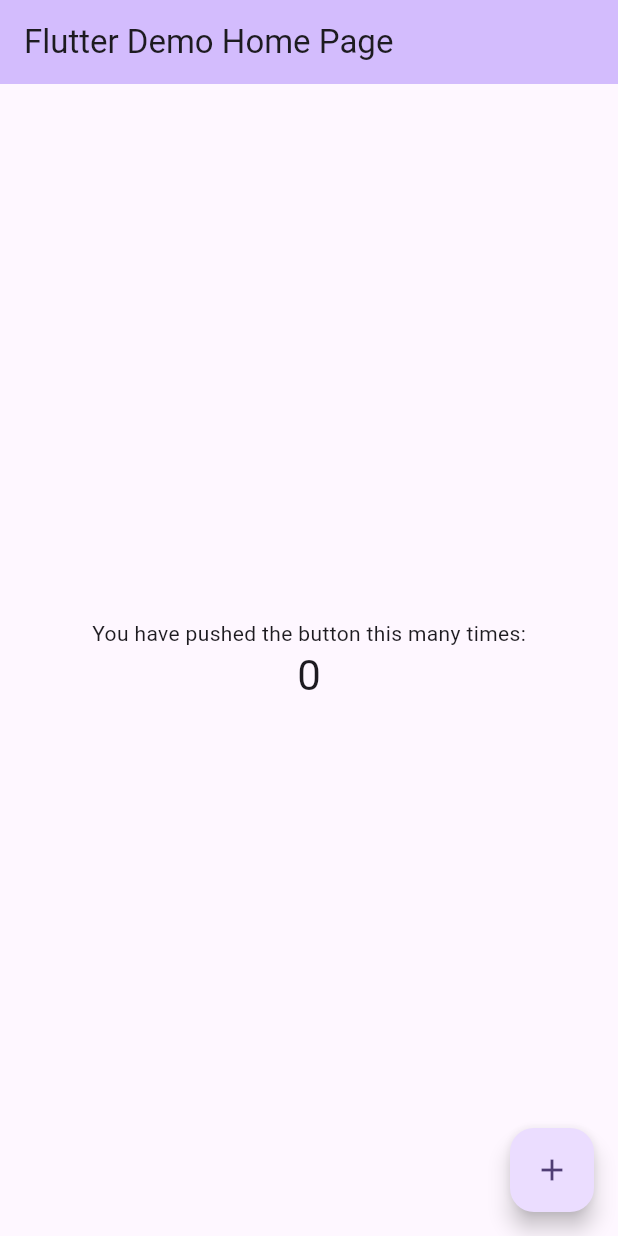
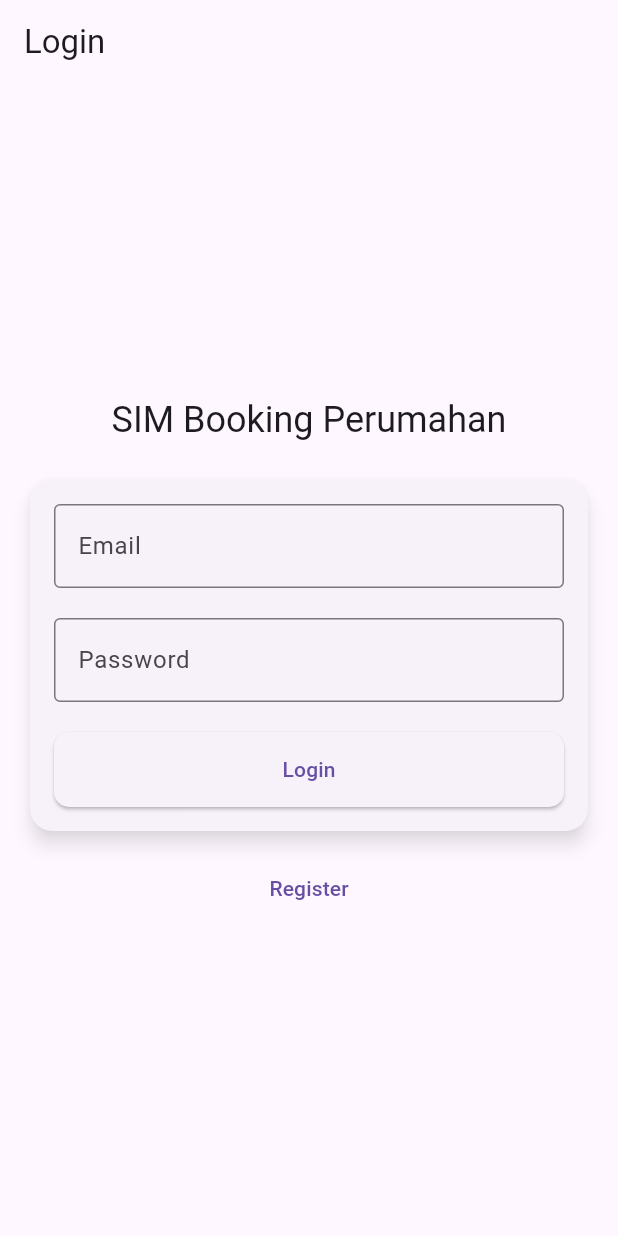
Before and after one commit to candzon/sim_perumahan2, a Flutter app: the screen it shows after launch, on a phone screen of 412 x 824 dp. Run offline on Flutter 3.47's test engine with Material 3 defaults, Android fonts, the phone set to English and light mode, and no system bars; our stand-ins replace cloud_firestore, firebase_auth, firebase_core; missing offline and left inert: bcrypt; accounts and stored records are empty; generated files the repository leaves out were written again.

Commit message:
UI update

```diff
--- a/lib/main.dart
+++ b/lib/main.dart
@@ -1,125 +1,26 @@
 import 'package:flutter/material.dart';
+import 'package:firebase_core/firebase_core.dart';
 
-void main() {
+import 'firebase_options.dart';
+import 'screen/auth/login.dart';
+
+Future<void> main() async {
+  WidgetsFlutterBinding.ensureInitialized();
+  await Firebase.initializeApp(
+    options: DefaultFirebaseOptions.currentPlatform,
+  );
+
   runApp(const MyApp());
 }
 
 class MyApp extends StatelessWidget {
   const MyApp({super.key});
 
-  // This widget is the root of your application.
-  @override
-  Widget build(BuildContext context) {
+  @override Widget build(BuildContext context) {
     return MaterialApp(
-      title: 'Flutter Demo',
-      theme: ThemeData(
-        // This is the theme of your application.
-        //
-        // TRY THIS: Try running your application with "flutter run". You'll see
-        // the application has a purple toolbar. Then, without quitting the app,
-        // try changing the seedColor in the colorScheme below to Colors.green
-        // and then invoke "hot reload" (save your changes or press the "hot
-        // reload" button in a Flutter-supported IDE, or press "r" if you used
-        // the command line to start the app).
-        //
-        // Notice that the counter didn't reset back to zero; the application
-        // state is not lost during the reload. To reset the state, use hot
-        // restart instead.
-        //
-        // This works for code too, not just values: Most code changes can be
-        // tested with just a hot reload.
-        colorScheme: ColorScheme.fromSeed(seedColor: Colors.deepPurple),
-        useMaterial3: true,
-      ),
-      home: const MyHomePage(title: 'Flutter Demo Home Page'),
-    );
+      title: 'SIM Booking Perumahan',
+      theme: ThemeData(primarySwatch: Colors.blue,),
+      home: const LoginScreen(),);
+
   }
 }
-
-class MyHomePage extends StatefulWidget {
-  const MyHomePage({super.key, required this.title});
-
-  // This widget is the home page of your application. It is stateful, meaning
-  // that it has a State object (defined below) that contains fields that affect
-  // how it looks.
-
-  // This class is the configuration for the state. It holds the values (in this
-  // case the title) provided by the parent (in this case the App widget) and
-  // used by the build method of the State. Fields in a Widget subclass are
-  // always marked "final".
-
-  final String title;
-
-  @override
-  State<MyHomePage> createState() => _MyHomePageState();
-}
-
-class _MyHomePageState extends State<MyHomePage> {
-  int _counter = 0;
-
-  void _incrementCounter() {
-    setState(() {
-      // This call to setState tells the Flutter framework that something has
-      // changed in this State, which causes it to rerun the build method below
-      // so that the display can reflect the updated values. If we changed
-      // _counter without calling setState(), then the build method would not be
-      // called again, and so nothing would appear to happen.
-      _counter++;
-    });
-  }
-
-  @override
-  Widget build(BuildContext context) {
-    // This method is rerun every time setState is called, for instance as done
-    // by the _incrementCounter method above.
-    //
-    // The Flutter framework has been optimized to make rerunning build methods
-    // fast, so that you can just rebuild anything that needs updating rather
-    // than having to individually change instances of widgets.
-    return Scaffold(
-      appBar: AppBar(
-        // TRY THIS: Try changing the color here to a specific color (to
-        // Colors.amber, perhaps?) and trigger a hot reload to see the AppBar
-        // change color while the other colors stay the same.
-        backgroundColor: Theme.of(context).colorScheme.inversePrimary,
-        // Here we take the value from the MyHomePage object that was created by
-        // the App.build method, and use it to set our appbar title.
-        title: Text(widget.title),
-      ),
-      body: Center(
-        // Center is a layout widget. It takes a single child and positions it
-        // in the middle of the parent.
-        child: Column(
-          // Column is also a layout widget. It takes a list of children and
-          // arranges them vertically. By default, it sizes itself to fit its
-          // children horizontally, and tries to be as tall as its parent.
-          //
-          // Column has various properties to control how it sizes itself and
-          // how it positions its children. Here we use mainAxisAlignment to
-          // center the children vertically; the main axis here is the vertical
-          // axis because Columns are vertical (the cross axis would be
-          // horizontal).
-          //
-          // TRY THIS: Invoke "debug painting" (choose the "Toggle Debug Paint"
-          // action in the IDE, or press "p" in the console), to see the
-          // wireframe for each widget.
-          mainAxisAlignment: MainAxisAlignment.center,
-          children: <Widget>[
-            const Text(
-              'You have pushed the button this many times:',
-            ),
-            Text(
-              '$_counter',
-              style: Theme.of(context).textTheme.headlineMedium,
-            ),
-          ],
-        ),
-      ),
-      floatingActionButton: FloatingActionButton(
-        onPressed: _incrementCounter,
-        tooltip: 'Increment',
-        child: const Icon(Icons.add),
-      ), // This trailing comma makes auto-formatting nicer for build methods.
-    );
-  }
-}
--- /dev/null
+++ b/lib/screen/auth/login.dart
@@ -0,0 +1,152 @@
+import 'package:flutter/material.dart';
+import 'package:firebase_auth/firebase_auth.dart';
+import 'package:cloud_firestore/cloud_firestore.dart';
+import 'package:bcrypt/bcrypt.dart';
+import 'register.dart';
+import '../admin_screen.dart';
+import '../user_screen.dart';
+import '../leader_screen.dart';
+
+class LoginScreen extends StatelessWidget {
+  const LoginScreen({super.key});
+
+  Future<void> _login(
+      BuildContext context, String email, String password) async {
+    try {
+      // Fetch user data from Firestore
+      QuerySnapshot userQuery = await FirebaseFirestore.instance
+          .collection('tb_user')
+          .where('email', isEqualTo: email)
+          .limit(1)
+          .get();
+
+      if (userQuery.docs.isEmpty) {
+        throw FirebaseAuthException(
+            message: 'User not found', code: 'user-not-found');
+      }
+
+      DocumentSnapshot userDoc = userQuery.docs.first;
+      String storedHashedPassword = userDoc['password'];
+
+      // Verify the password using bcrypt
+      if (!BCrypt.checkpw(password, storedHashedPassword)) {
+        throw FirebaseAuthException(
+            message: 'Invalid password', code: 'wrong-password');
+      }
+
+      // Sign in the user with Firebase Authentication
+      UserCredential userCredential =
+          await FirebaseAuth.instance.signInWithEmailAndPassword(
+        email: email,
+        password: password,
+      );
+
+      String role = userDoc['role'];
+
+      // Navigate to different routes based on role
+      if (role == 'admin') {
+        Navigator.pushReplacement(
+          context,
+          MaterialPageRoute(builder: (context) => const AdminScreen()),
+        );
+      } else if (role == 'pengguna') {
+        Navigator.pushReplacement(
+          context,
+          MaterialPageRoute(builder: (context) => const UserScreen()),
+        );
+      } else if (role == 'pimpinan') {
+        Navigator.pushReplacement(
+          context,
+          MaterialPageRoute(builder: (context) => const LeaderScreen()),
+        );
+      }
+    } on FirebaseAuthException catch (e) {
+      // Handle login error
+      ScaffoldMessenger.of(context).showSnackBar(
+        SnackBar(content: Text(e.message ?? 'Login failed')),
+      );
+    }
+  }
+
+  @override
+  Widget build(BuildContext context) {
+    final TextEditingController emailController = TextEditingController();
+    final TextEditingController passwordController = TextEditingController();
+
+    return Scaffold(
+      appBar: AppBar(title: const Text('Login')),
+      body: Padding(
+        padding: const EdgeInsets.all(16.0),
+        child: Center(
+          child: SingleChildScrollView(
+            child: Column(
+              mainAxisAlignment: MainAxisAlignment.center,
+              children: [
+                Text(
+                  'SIM Booking Perumahan',
+                  style: Theme.of(context).textTheme.headlineSmall,
+                ),
+                const SizedBox(height: 20),
+                Card(
+                  shape: RoundedRectangleBorder(
+                    borderRadius: BorderRadius.circular(15.0),
+                  ),
+                  elevation: 5,
+                  shadowColor: Colors.black54,
+                  child: Padding(
+                    padding: const EdgeInsets.all(16.0),
+                    child: Column(
+                      children: [
+                        TextField(
+                          controller: emailController,
+                          decoration: const InputDecoration(
+                            labelText: 'Email',
+                            border: OutlineInputBorder(),
+                          ),
+                        ),
+                        const SizedBox(height: 20),
+                        TextField(
+                          controller: passwordController,
+                          decoration: const InputDecoration(
+                            labelText: 'Password',
+                            border: OutlineInputBorder(),
+                          ),
+                          obscureText: true,
+                        ),
+                        const SizedBox(height: 20),
+                        ElevatedButton(
+                          onPressed: () {
+                            _login(context, emailController.text,
+                                passwordController.text);
+                          },
+                          style: ElevatedButton.styleFrom(
+                            minimumSize: const Size(double.infinity, 50),
+                            shape: RoundedRectangleBorder(
+                              borderRadius: BorderRadius.circular(10.0),
+                            ),
+                          ),
+                          child: const Text('Login'),
+                        ),
+                      ],
+                    ),
+                  ),
+                ),
+                const SizedBox(height: 10),
+                TextButton(
+                  onPressed: () {
+                    Navigator.push(
+                      context,
+                      MaterialPageRoute(
+                          builder: (context) => const RegisterScreen()),
+                    );
+                  },
+                  child: const Text('Register'),
+                ),
+              ],
+            ),
+          ),
+        ),
+      ),
+    );
+  }
+}
```
Also changed, not shown: lib/screen/admin_screen.dart (added, +15 -0 lines), lib/screen/auth/register.dart (added, +71 -0 lines), lib/screen/leader_screen.dart (added, +15 -0 lines), lib/screen/user_screen.dart (added, +15 -0 lines).
